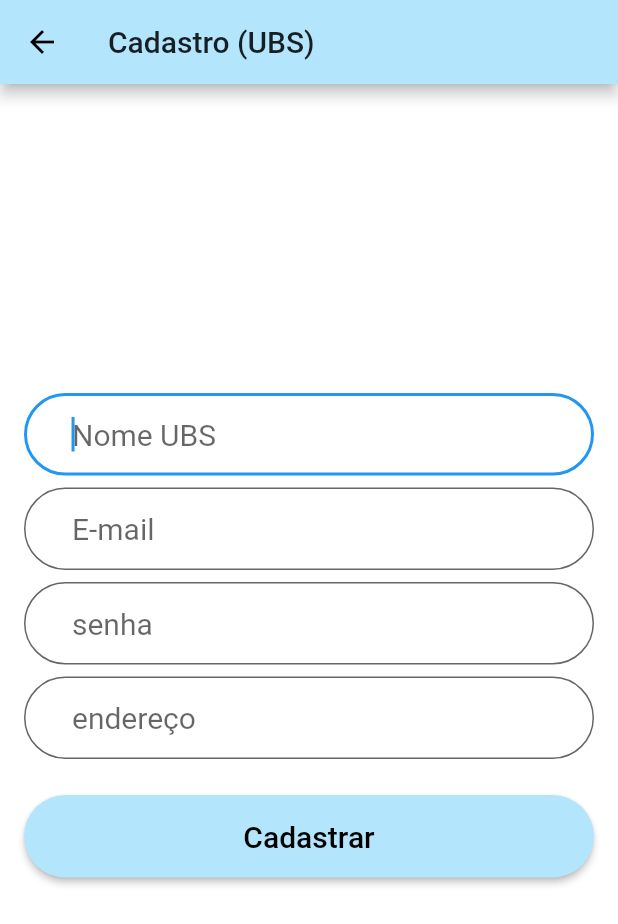
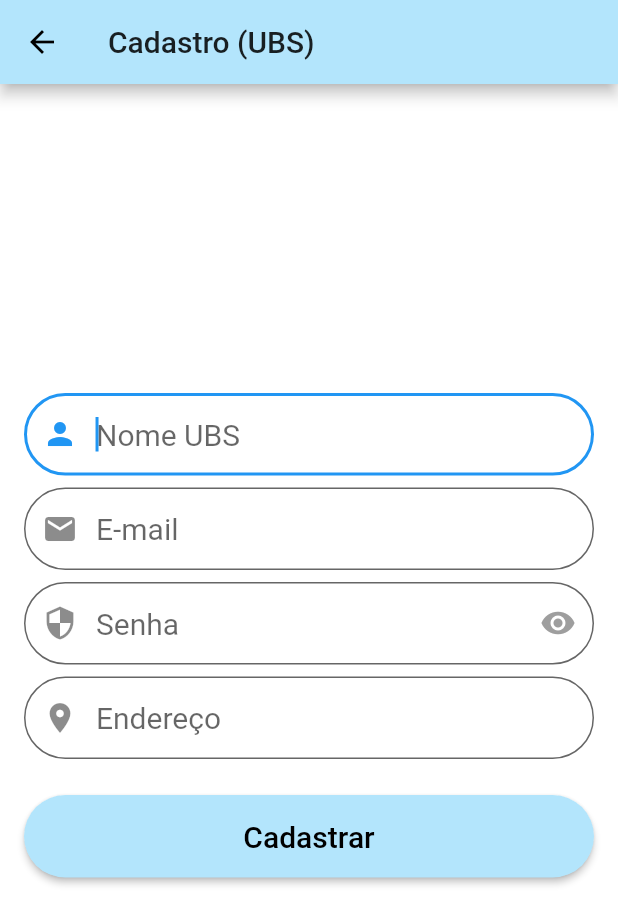
Before and after one commit to Alanvitoriano/cardenetadevascina-ao-tcc, a Flutter app: the CadastroUbs screen opened by its route, on a phone screen of 412 x 824 dp. Shown: the top 924 px of the screen. Run offline on Flutter 3.47's test engine with Material 2 defaults, Android fonts, the phone set to English and light mode, and no system bars; our stand-ins replace cloud_firestore, firebase_auth; missing offline and left inert: dart:ffi; accounts and stored records are empty.

Commit message:
atualizaçoes

```diff
--- a/lib/Cadastro/CadastroUbs.dart
+++ b/lib/Cadastro/CadastroUbs.dart
@@ -15,6 +15,7 @@ class _CadastroUbsState extends State<CadastroUbs> {
   TextEditingController _controllerSenha = TextEditingController();
   TextEditingController _controllerEndUbs = TextEditingController();
   String _mensagemErro = "";
+  bool _senhaMostrar = false;
   //metodo para validar os campos do usuario
   _validarCampos() {
     String nome = _controllerNome.text;
@@ -98,6 +99,7 @@ class _CadastroUbsState extends State<CadastroUbs> {
                     keyboardType: TextInputType.text,
                     style: TextStyle(fontSize: 20),
                     decoration: InputDecoration(
+                        prefixIcon: Icon(Icons.person),
                         contentPadding: EdgeInsets.fromLTRB(32, 16, 32, 16),
                         hintText: "Nome UBS",
                         filled: true,
@@ -113,6 +115,7 @@ class _CadastroUbsState extends State<CadastroUbs> {
                     keyboardType: TextInputType.emailAddress,
                     style: TextStyle(fontSize: 20),
                     decoration: InputDecoration(
+                        prefixIcon: Icon(Icons.email),
                         contentPadding: EdgeInsets.fromLTRB(32, 16, 32, 16),
                         hintText: "E-mail",
                         filled: true,
@@ -126,11 +129,21 @@ class _CadastroUbsState extends State<CadastroUbs> {
                   child: TextField(
                     controller: _controllerSenha,
                     keyboardType: TextInputType.emailAddress,
-                    obscureText: true,
+                    obscureText: !this._senhaMostrar,
                     style: TextStyle(fontSize: 20),
                     decoration: InputDecoration(
+                        prefixIcon: Icon(Icons.security),
                         contentPadding: EdgeInsets.fromLTRB(32, 16, 32, 16),
-                        hintText: "senha",
+                        hintText: "Senha",
+                        suffixIcon: IconButton(
+                            icon: Icon(Icons.remove_red_eye,
+                                color: this._senhaMostrar
+                                    ? Colors.blue
+                                    : Colors.grey),
+                            onPressed: () {
+                              setState(() =>
+                                  this._senhaMostrar = !this._senhaMostrar);
+                            }),
                         filled: true,
                         fillColor: Colors.white,
                         border: OutlineInputBorder(
@@ -144,8 +157,9 @@ class _CadastroUbsState extends State<CadastroUbs> {
                     keyboardType: TextInputType.emailAddress,
                     style: TextStyle(fontSize: 20),
                     decoration: InputDecoration(
+                        prefixIcon: Icon(Icons.location_on),
                         contentPadding: EdgeInsets.fromLTRB(32, 16, 32, 16),
-                        hintText: "endereço",
+                        hintText: "Endereço",
                         filled: true,
                         fillColor: Colors.white,
                         border: OutlineInputBorder(
--- a/lib/Logins/telainicial.dart
+++ b/lib/Logins/telainicial.dart
@@ -28,6 +28,7 @@ class _telainicialState extends State<telainicial> {
               context, MaterialPageRoute(builder: (_) => escolharlogins()));
         },
       ),
+      floatingActionButtonLocation: FloatingActionButtonLocation.centerFloat,
     );
   }
 }
```
Also changed, not shown: lib/Cadastro/CadastroUsuario.dart (+14 -1 lines), lib/Cadastro/CadastroVacinador.dart (+16 -2 lines), lib/Logins/Login.dart (+13 -2 lines), lib/Logins/LoginUbs.dart (+13 -2 lines), lib/Logins/LoginVacinador.dart (+13 -2 lines).
